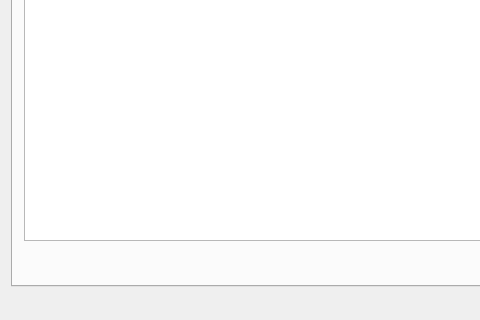
Old version of the form mainwindow.ui in the repository athenabjorg/sacr; both pictures show x 0 to 480 and y 287 to 607 of the 772 by 607 pixel window.
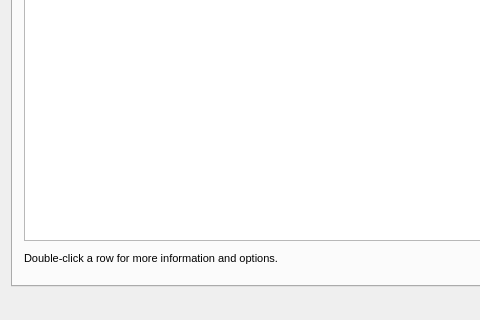
New version of the form. Icons and pictures are not drawn.

Commit message: added user directions to main window

The edit to the form file:
```diff
--- a/mainwindow.ui
+++ b/mainwindow.ui
@@ -280,6 +280,38 @@
         </item>
         <item>
          <layout class="QHBoxLayout" name="horizontalLayout_5">
+          <item>
+           <layout class="QVBoxLayout" name="verticalLayout_6">
+            <item>
+             <widget class="QLabel" name="label">
+              <property name="font">
+               <font>
+                <pointsize>8</pointsize>
+               </font>
+              </property>
+              <property name="text">
+               <string>Double-click a row for more information and options.</string>
+              </property>
+             </widget>
+            </item>
+            <item>
+             <spacer name="verticalSpacer_2">
+              <property name="orientation">
+               <enum>Qt::Vertical</enum>
+              </property>
+              <property name="sizeType">
+               <enum>QSizePolicy::Fixed</enum>
+              </property>
+              <property name="sizeHint" stdset="0">
+               <size>
+                <width>20</width>
+                <height>5</height>
+               </size>
+              </property>
+             </spacer>
+            </item>
+           </layout>
+          </item>
           <item>
            <spacer name="horizontalSpacer_2">
             <property name="orientation">
```
Left out of the diff: 2 changed lines with no effect on the pictures.
